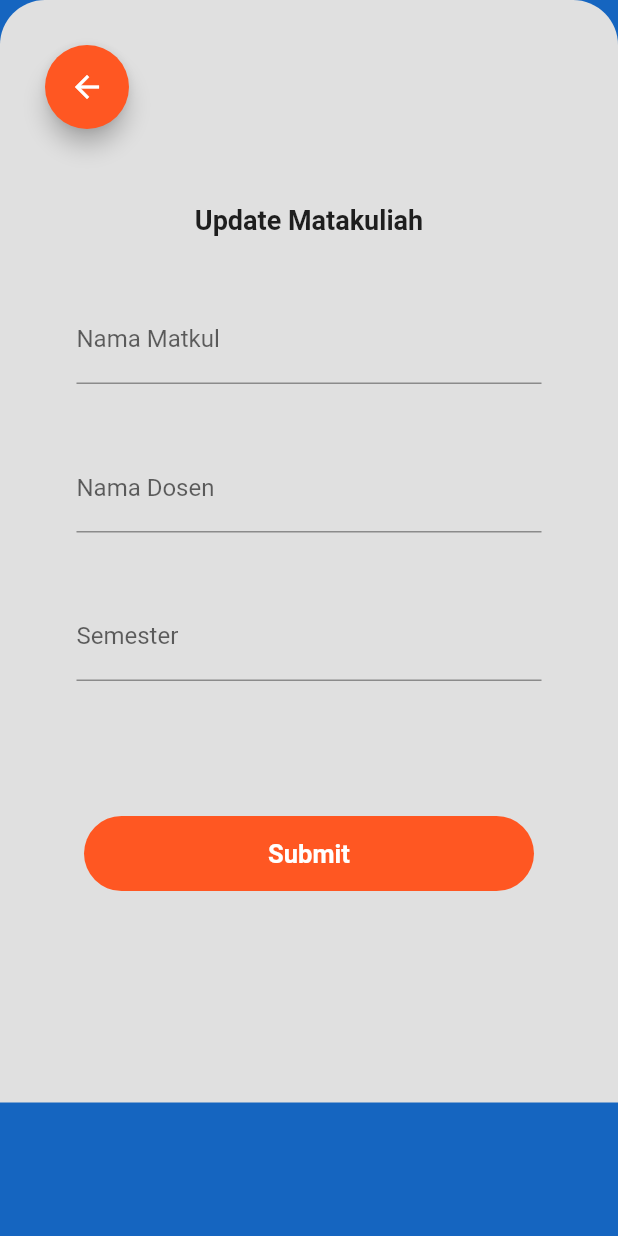
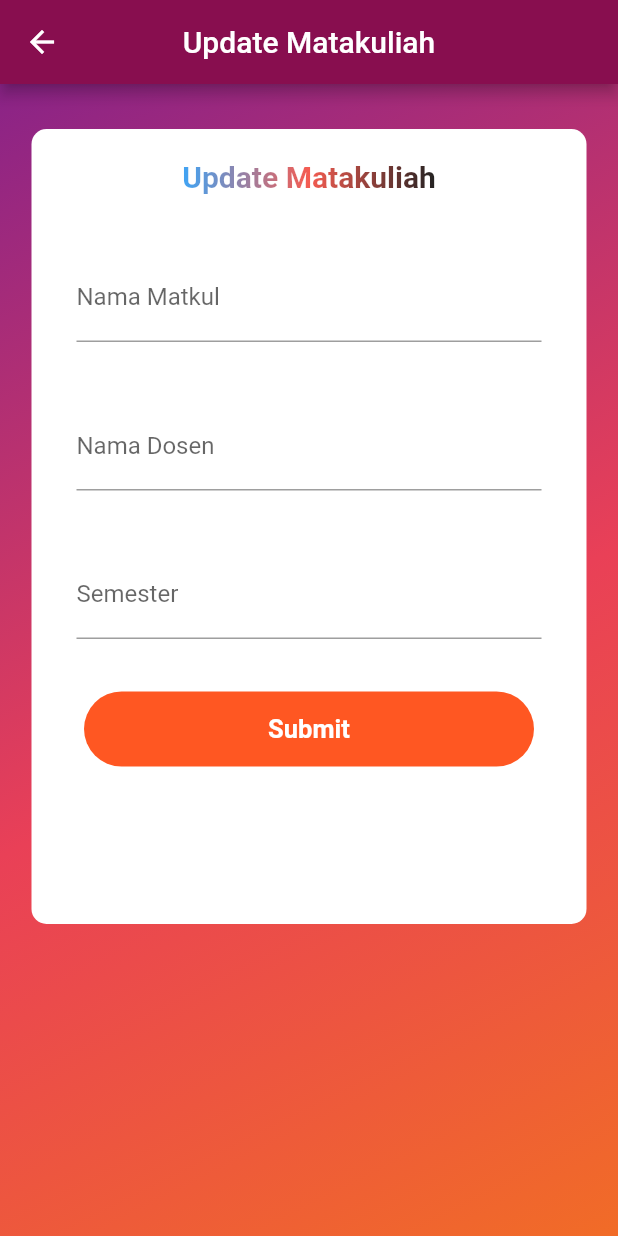
Before and after one commit to abianfikri/130_DocAsdos, a Flutter app: the UpdateMatakuliah screen opened directly, on a phone screen of 412 x 824 dp. Run offline on Flutter 3.47's test engine with Material 2 defaults, Android fonts, the phone set to English and light mode, and no system bars; our stand-ins replace cloud_firestore, firebase_auth, firebase_core, firebase_storage, flutter_spinkit, image_picker; accounts and stored records are empty.

Commit message:
change ui updateMatakuliah and create validator

```diff
--- a/lib/view/admin/update_matakuliah.dart
+++ b/lib/view/admin/update_matakuliah.dart
@@ -1,4 +1,6 @@
+import 'package:final_exam_project/component/gradiant_text.dart';
 import 'package:final_exam_project/controller/matakuliah_controller.dart';
+import 'package:final_exam_project/main_page.dart';
 import 'package:final_exam_project/model/matakuliah_model.dart';
 import 'package:final_exam_project/view/admin/matakuliah_page.dart';
 import 'package:flutter/material.dart';
@@ -28,50 +30,67 @@ class _UpdateMatakuliahState extends State<UpdateMatakuliah> {
   String? newMatkul;
   String? newDosen;
   String? newsemester;
+
+  @override
+  void initState() {
+    // TODO: implement initState
+    super.initState();
+    widget.beforeMatkul;
+    widget.beforeDosen;
+    widget.beforesemester;
+  }
+
   @override
   Widget build(BuildContext context) {
     return Scaffold(
-      backgroundColor: Colors.blue.shade800,
-      body: SafeArea(
-        child: SingleChildScrollView(
+      appBar: AppBar(
+        title: Text('Update Matakuliah'),
+        centerTitle: true,
+        backgroundColor: Colors.pink.shade900,
+      ),
+      body: SingleChildScrollView(
         child: Form(
           key: formkey,
           child: Container(
-              height: 735,
+            width: MediaQuery.of(context).size.width,
+            height: MediaQuery.of(context).size.height,
             decoration: BoxDecoration(
-                color: Colors.grey[300],
-                borderRadius: BorderRadius.only(
-                  topLeft: Radius.circular(30),
-                  topRight: Radius.circular(30),
+              gradient: LinearGradient(
+                begin: Alignment.topLeft,
+                end: Alignment.bottomRight,
+                colors: [
+                  Color(0xFF8A2387),
+                  Color(0xFFE94057),
+                  Color(0xFFF27121),
+                ],
               ),
             ),
-              padding: EdgeInsets.all(30),
             child: Column(
               children: [
-                  Row(
-                    children: [
-                      FloatingActionButton(
-                        child: Icon(Icons.arrow_back),
-                        backgroundColor: Colors.deepOrange,
-                        onPressed: () {
-                          Navigator.push(
-                              context,
-                              MaterialPageRoute(
-                                  builder: (context) => MatakuliahPage()));
-                        },
-                      ),
-                    ],
-                  ),
                 SizedBox(
                   height: 30,
                 ),
                 Container(
+                  height: 530,
+                  width: 370,
+                  decoration: BoxDecoration(
+                    color: Colors.white,
+                    borderRadius: BorderRadius.circular(10),
+                  ),
+                  child: Column(
+                    children: [
+                      Container(
                         padding: EdgeInsets.all(20),
-                    child: Text(
+                        child: GradientText(
                           'Update Matakuliah',
                           style: TextStyle(
-                        fontWeight: FontWeight.bold,
-                        fontSize: 18,
+                              fontSize: 20, fontWeight: FontWeight.bold),
+                          gradient: LinearGradient(
+                            colors: [
+                              Colors.blue,
+                              Colors.red,
+                              Colors.black,
+                            ],
                           ),
                         ),
                       ),
@@ -88,6 +107,11 @@ class _UpdateMatakuliahState extends State<UpdateMatakuliah> {
                             newMatkul = value;
                           },
                           initialValue: widget.beforeMatkul,
+                          validator: (value) {
+                            if (value!.isEmpty) {
+                              return 'Please enter Name Matkul';
+                            }
+                          },
                         ),
                       ),
                       Container(
@@ -103,6 +127,11 @@ class _UpdateMatakuliahState extends State<UpdateMatakuliah> {
                             newDosen = value;
                           },
                           initialValue: widget.beforeDosen,
+                          validator: (value) {
+                            if (value!.isEmpty) {
+                              return 'Please enter Name Dosen';
+                            }
+                          },
                         ),
                       ),
                       Container(
@@ -118,13 +147,17 @@ class _UpdateMatakuliahState extends State<UpdateMatakuliah> {
                             newsemester = value;
                           },
                           initialValue: widget.beforesemester,
+                          validator: (value) {
+                            if (value!.isEmpty) {
+                              return 'Please enter Semester';
+                            }
+                          },
                         ),
                       ),
                       SizedBox(
-                    height: 50,
+                        height: 15,
                       ),
                       Container(
-                    padding: EdgeInsets.all(20),
                         child: InkWell(
                           onTap: () async {
                             // Save matakuliah
@@ -137,6 +170,8 @@ class _UpdateMatakuliahState extends State<UpdateMatakuliah> {
                                   semester: newsemester!);
                               mkctr.updateMatkul(mk);
 
+                              Navigator.pop(context, true);
+
                               //successful
                               showDialog(
                                 context: context,
@@ -146,11 +181,7 @@ class _UpdateMatakuliahState extends State<UpdateMatakuliah> {
                                     actions: <Widget>[
                                       TextButton(
                                         onPressed: () {
-                                        Navigator.push(
-                                            context,
-                                            MaterialPageRoute(
-                                                builder: (context) =>
-                                                    MatakuliahPage()));
+                                          Navigator.pop(context, true);
                                           // Navigate to the next screen or perform any desired action
                                         },
                                         child: const Text('OK'),
@@ -169,11 +200,7 @@ class _UpdateMatakuliahState extends State<UpdateMatakuliah> {
                                     actions: <Widget>[
                                       TextButton(
                                         onPressed: () {
-                                        Navigator.push(
-                                            context,
-                                            MaterialPageRoute(
-                                                builder: (context) =>
-                                                    UpdateMatakuliah()));
+                                          Navigator.pop(context);
                                           // Navigate to the next screen or perform any desired action
                                         },
                                         child: const Text('OK'),
@@ -199,10 +226,13 @@ class _UpdateMatakuliahState extends State<UpdateMatakuliah> {
                                     fontWeight: FontWeight.bold),
                               ),
                             ),
-                        )),
+                          ),
+                        ),
                       )
                     ],
                   ),
+                ),
+              ],
             ),
           ),
         ),
```
Lines whose indentation alone changed are shown as unchanged.
